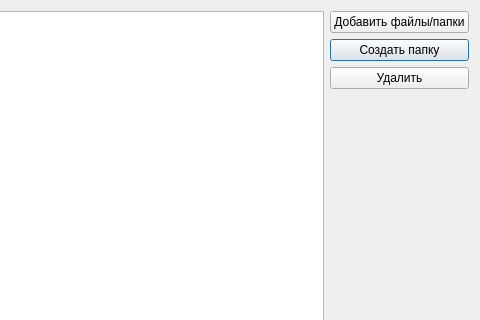
First picture: the form in versioncreatingform.ui, repository sokolukanton/overture, before the edit; both pictures show x 97 to 577 and y 0 to 320 of the 577 by 409 pixel window.
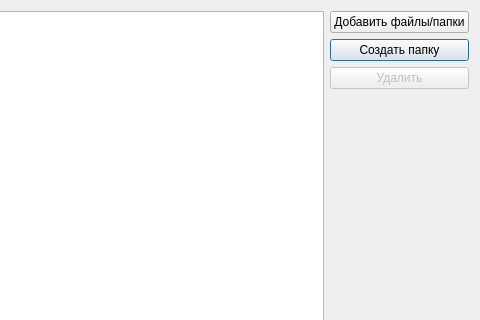
Second picture: the form after the edit.

Diff of the .ui file:
```diff
--- a/versioncreatingform.ui
+++ b/versioncreatingform.ui
@@ -29,7 +29,10 @@
         </widget>
        </item>
        <item row="2" column="0">
-        <widget class="QPushButton" name="pushButton_2">
+        <widget class="QPushButton" name="deleteButton">
+         <property name="enabled">
+          <bool>false</bool>
+         </property>
          <property name="text">
           <string>Удалить</string>
          </property>
```
Left out of the diff: 4 changed lines with no effect on the pictures.
